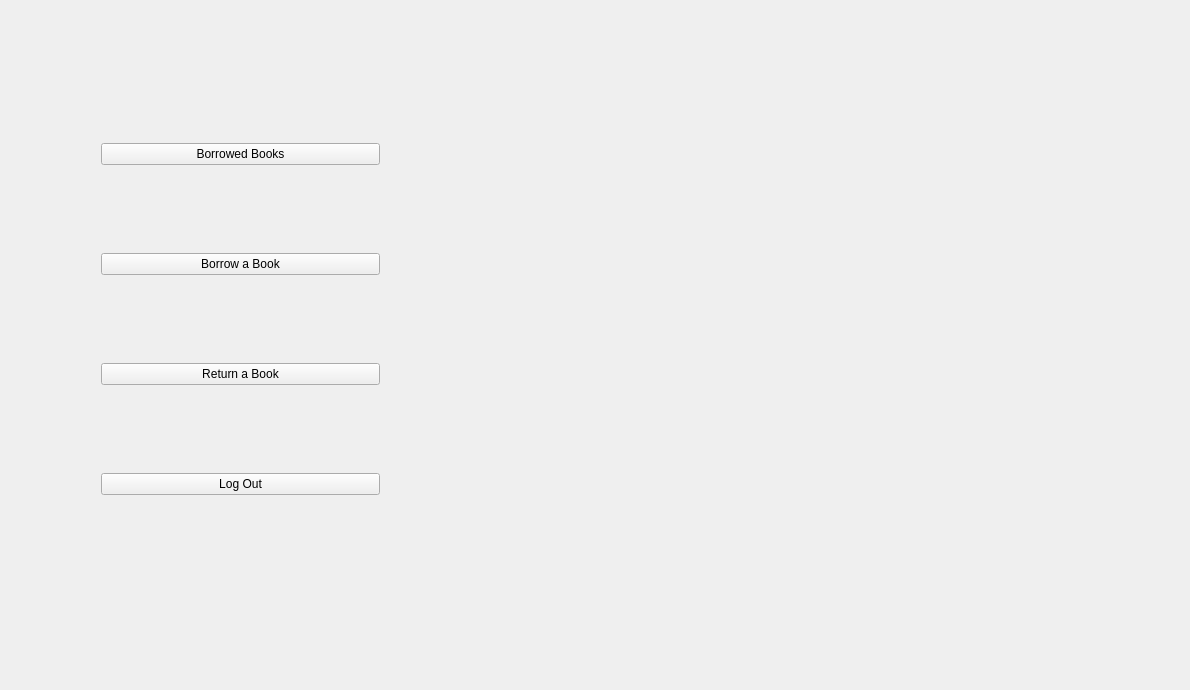
Old version of the form Biblioteca/UserApp/MyAccount.ui in the repository EchipaSMC/Biblioteca.
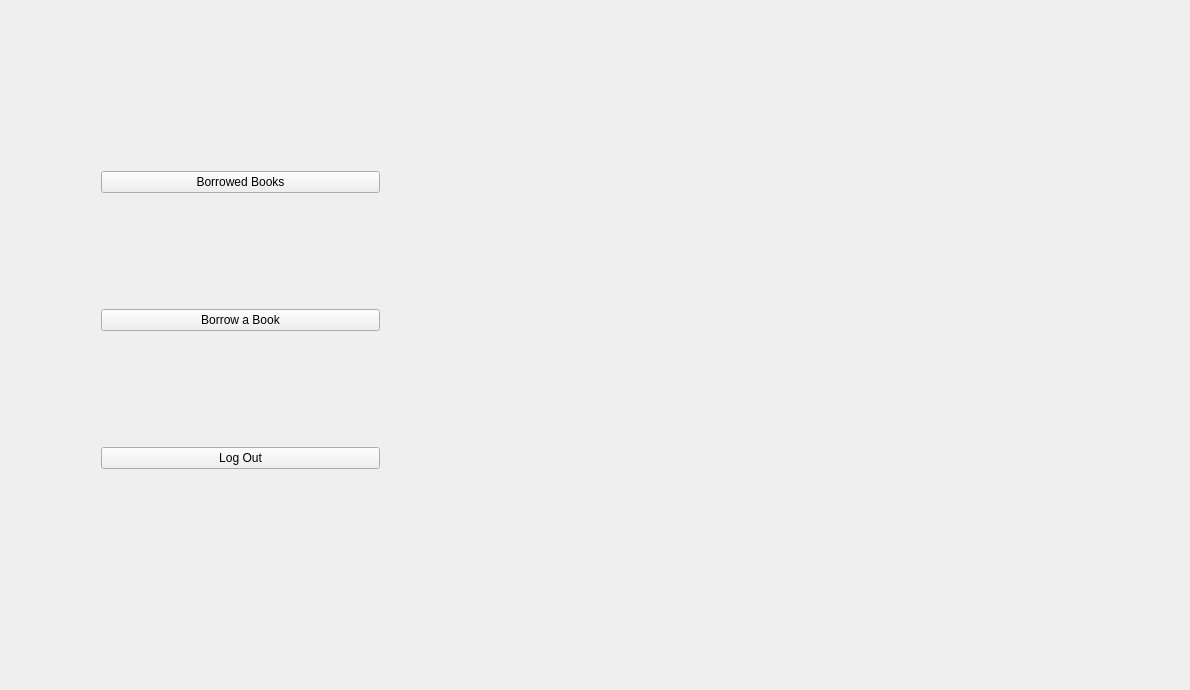
New version of the form.

Commit message: Changed MyAccount view + other widgets size

Diff of the .ui file:
```diff
--- a/Biblioteca/UserApp/MyAccount.ui
+++ b/Biblioteca/UserApp/MyAccount.ui
@@ -37,13 +37,6 @@
       </property>
      </widget>
     </item>
-    <item>
-     <widget class="QPushButton" name="retunBookBtn">
-      <property name="text">
-       <string>Return a Book</string>
-      </property>
-     </widget>
-    </item>
     <item>
      <widget class="QPushButton" name="logOutBtn">
       <property name="text">
```
The commit also changes 7 other files.
